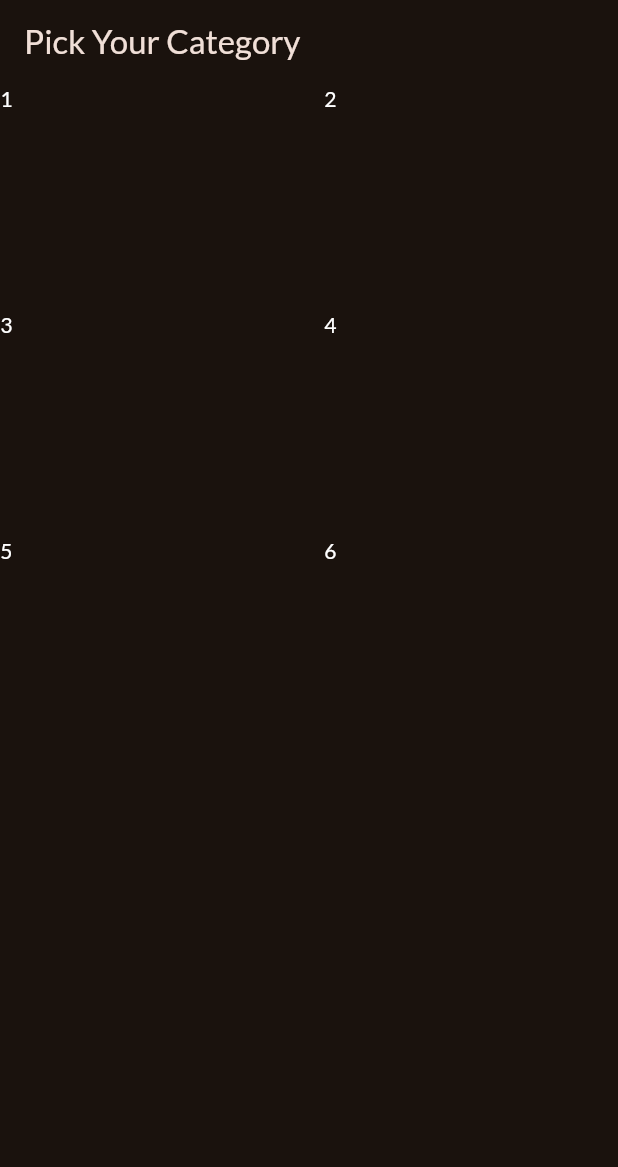
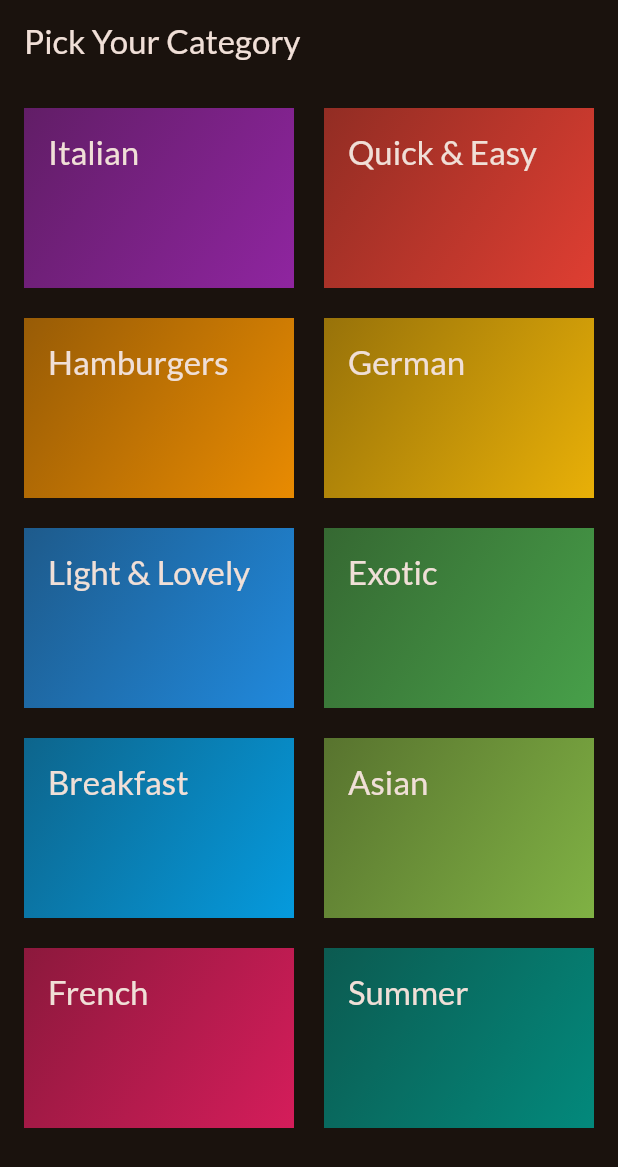
Before and after one commit to Roch10/meals, a Flutter app: the screen it shows after launch, on a phone screen of 412 x 824 dp. Shown: the top 1167 px of the screen. Run offline on Flutter 3.47's test engine with Material 2 defaults, Android fonts, the phone set to English and light mode, and no system bars; our stand-ins replace google_fonts.

Commit message:
using GridView for category list

```diff
--- a/lib/categories.dart
+++ /dev/null
@@ -1,48 +0,0 @@
-import 'package:flutter/material.dart';
-
-class CategoriesScreen extends StatelessWidget {
-  const CategoriesScreen({super.key});
-
-  @override
-  Widget build(BuildContext context) {
-    return Scaffold(
-      appBar: AppBar(
-        title: const Text('Pick Your Category'),
-      ),
-      body: GridView(
-        gridDelegate: const SliverGridDelegateWithFixedCrossAxisCount(
-          crossAxisCount: 2,
-          childAspectRatio: 3 / 2,
-          crossAxisSpacing: 20,
-          mainAxisSpacing: 20,
-        ),
-        children: const [
-          Text(
-            '1',
-            style: TextStyle(color: Colors.white),
-          ),
-          Text(
-            '2',
-            style: TextStyle(color: Colors.white),
-          ),
-          Text(
-            '3',
-            style: TextStyle(color: Colors.white),
-          ),
-          Text(
-            '4',
-            style: TextStyle(color: Colors.white),
-          ),
-          Text(
-            '5',
-            style: TextStyle(color: Colors.white),
-          ),
-          Text(
-            '6',
-            style: TextStyle(color: Colors.white),
-          ),
-        ],
-      ),
-    );
-  }
-}
--- /dev/null
+++ b/lib/data/dummy_data.dart
@@ -0,0 +1,56 @@
+import 'package:flutter/material.dart';
+
+import 'package:meals/models/category.dart';
+
+const availableCategories = [
+  Category(
+    id: 'c1',
+    title: 'Italian',
+    color: Colors.purple,
+  ),
+  Category(
+    id: 'c2',
+    title: 'Quick & Easy',
+    color: Colors.red,
+  ),
+  Category(
+    id: 'c3',
+    title: 'Hamburgers',
+    color: Colors.orange,
+  ),
+  Category(
+    id: 'c4',
+    title: 'German',
+    color: Colors.amber,
+  ),
+  Category(
+    id: 'c5',
+    title: 'Light & Lovely',
+    color: Colors.blue,
+  ),
+  Category(
+    id: 'c6',
+    title: 'Exotic',
+    color: Colors.green,
+  ),
+  Category(
+    id: 'c7',
+    title: 'Breakfast',
+    color: Colors.lightBlue,
+  ),
+  Category(
+    id: 'c8',
+    title: 'Asian',
+    color: Colors.lightGreen,
+  ),
+  Category(
+    id: 'c9',
+    title: 'French',
+    color: Colors.pink,
+  ),
+  Category(
+    id: 'c10',
+    title: 'Summer',
+    color: Colors.teal,
+  ),
+];
--- a/lib/main.dart
+++ b/lib/main.dart
@@ -1,7 +1,7 @@
 import 'package:flutter/material.dart';
 
 import 'package:google_fonts/google_fonts.dart';
-import 'package:meals/Categories.dart';
+import 'package:meals/screens/categories.dart';
 
 final theme = ThemeData(
   useMaterial3: true,
--- /dev/null
+++ b/lib/models/category.dart
@@ -0,0 +1,12 @@
+import 'package:flutter/material.dart';
+
+class Category {
+  const Category({
+    required this.id,
+    required this.title,
+    this.color = Colors.orange,
+  });
+  final String id;
+  final String title;
+  final Color color;
+}
--- /dev/null
+++ b/lib/screens/categories.dart
@@ -0,0 +1,28 @@
+import 'package:flutter/material.dart';
+import 'package:meals/data/dummy_data.dart';
+import 'package:meals/widgets/category_grid_item.dart';
+
+class CategoriesScreen extends StatelessWidget {
+  const CategoriesScreen({super.key});
+
+  @override
+  Widget build(BuildContext context) {
+    return Scaffold(
+      appBar: AppBar(
+        title: const Text('Pick Your Category'),
+      ),
+      body: GridView(
+        padding: const EdgeInsets.all(16),
+        gridDelegate: const SliverGridDelegateWithFixedCrossAxisCount(
+          crossAxisCount: 2,
+          childAspectRatio: 3 / 2,
+          crossAxisSpacing: 20,
+          mainAxisSpacing: 20,
+        ),
+        children: [
+          for (final category in availableCategories) CategoryGridItem(category)
+        ],
+      ),
+    );
+  }
+}
--- /dev/null
+++ b/lib/widgets/category_grid_item.dart
@@ -0,0 +1,31 @@
+import 'package:flutter/material.dart';
+import 'package:meals/models/category.dart';
+
+class CategoryGridItem extends StatelessWidget {
+  const CategoryGridItem(this.category, {super.key});
+
+  final Category category;
+
+  @override
+  Widget build(BuildContext context) {
+    return Container(
+      padding: const EdgeInsets.all(16),
+      decoration: BoxDecoration(
+        gradient: LinearGradient(
+          colors: [
+            category.color.withOpacity(0.55),
+            category.color.withOpacity(0.9),
+          ],
+          begin: Alignment.topLeft,
+          end: Alignment.bottomRight,
+        ),
+      ),
+      child: Text(
+        category.title,
+        style: Theme.of(context).textTheme.titleLarge!.copyWith(
+              color: Theme.of(context).colorScheme.onBackground,
+            ),
+      ),
+    );
+  }
+}
```
